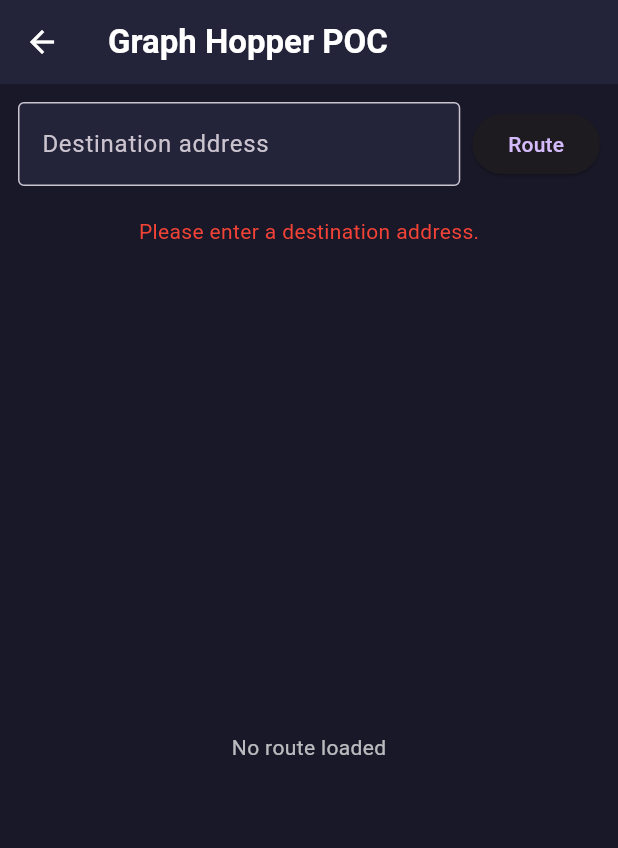
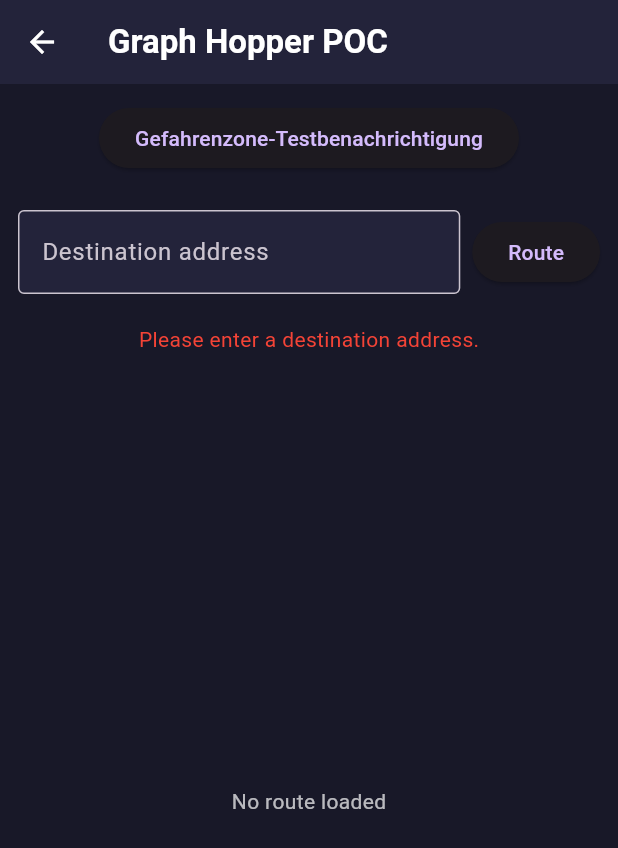
Before and after one commit to gitoak/vru_safety_app, a Flutter app: the GraphHopperPocPage screen opened directly, after a tap on "Route", on a phone screen of 412 x 824 dp. Shown: the top 848 px of the screen. Run offline on Flutter 3.47's test engine with Material 3 defaults, Android fonts, the light colour scheme and no system bars; our stand-ins replace equatable, flutter_bloc, flutter_local_notifications, flutter_map, geolocator, latlong2 and 1 more.

Commit message:
changes in warnsystem

```diff
--- /dev/null
+++ b/lib/pages/danger_zone_alert_system.dart
@@ -0,0 +1,191 @@
+import 'package:flutter/material.dart';
+import 'package:latlong2/latlong.dart';
+import 'package:geolocator/geolocator.dart';
+import 'package:flutter_local_notifications/flutter_local_notifications.dart';
+import 'package:vibration/vibration.dart';
+import 'dart:convert';
+import 'package:http/http.dart' as http;
+import 'dart:typed_data';
+
+class DangerZoneAlertSystem extends StatefulWidget {
+  final List<List<LatLng>> dangerousPolygons;
+  const DangerZoneAlertSystem({Key? key, required this.dangerousPolygons})
+    : super(key: key);
+
+  @override
+  State<DangerZoneAlertSystem> createState() => _DangerZoneAlertSystemState();
+}
+
+class _DangerZoneAlertSystemState extends State<DangerZoneAlertSystem> {
+  bool _alerted = false;
+  FlutterLocalNotificationsPlugin? _notifications;
+
+  @override
+  void initState() {
+    super.initState();
+    _initializeAndRequestPermissions();
+    _startLocationMonitoring();
+  }
+
+  Future<void> _initializeAndRequestPermissions() async {
+    _notifications = FlutterLocalNotificationsPlugin();
+    const android = AndroidInitializationSettings('@mipmap/ic_launcher');
+    const ios = DarwinInitializationSettings();
+    await _notifications!.initialize(
+      const InitializationSettings(android: android, iOS: ios),
+    );
+    // Create notification channel with vibration and sound (Android)
+    await _notifications!
+        .resolvePlatformSpecificImplementation<
+          AndroidFlutterLocalNotificationsPlugin
+        >()
+        ?.createNotificationChannel(
+          AndroidNotificationChannel(
+            'danger_zone',
+            'Gefahrenzonen',
+            description: 'Warnungen bei Annäherung an Gefahrenzonen',
+            importance: Importance.max,
+            playSound: true,
+            enableVibration: true,
+            vibrationPattern: Int64List.fromList([0, 500, 200, 500]),
+            showBadge: true,
+          ),
+        );
+    // Request notification permission (iOS)
+    final iosImplementation = _notifications!
+        .resolvePlatformSpecificImplementation<
+          IOSFlutterLocalNotificationsPlugin
+        >();
+    if (iosImplementation != null) {
+      await iosImplementation.requestPermissions(
+        alert: true,
+        badge: true,
+        sound: true,
+      );
+    }
+    // Request location permission
+    await Geolocator.requestPermission();
+  }
+
+  void _showDangerNotification() async {
+    if (_notifications == null) {
+      debugPrint('Notifications plugin not initialized');
+      return;
+    }
+    try {
+      debugPrint('Attempting to show danger notifications...');
+      // Main warning notification
+      await _notifications!.show(
+        0,
+        'Warnung: Gefahrenzone',
+        'Sie befinden sich in der Nähe einer Gefahrenzone!',
+        NotificationDetails(
+          android: AndroidNotificationDetails(
+            'danger_zone',
+            'Gefahrenzonen',
+            channelDescription: 'Warnungen bei Annäherung an Gefahrenzonen',
+            importance: Importance.max,
+            priority: Priority.high,
+            playSound: true,
+            enableVibration: true,
+            vibrationPattern: Int64List.fromList([0, 500, 200, 500]),
+            ticker: 'Gefahrenzone',
+          ),
+          iOS: DarwinNotificationDetails(presentSound: true),
+        ),
+      );
+      debugPrint('First notification sent');
+      // Additional attention notification
+      await _notifications!.show(
+        1,
+        'Achtung',
+        'Sie sind in der Nähe einer Gefahrenzone, bitte seien Sie aufmerksam!',
+        NotificationDetails(
+          android: AndroidNotificationDetails(
+            'danger_zone',
+            'Gefahrenzonen',
+            channelDescription: 'Warnungen bei Annäherung an Gefahrenzonen',
+            importance: Importance.max,
+            priority: Priority.high,
+            playSound: true,
+            enableVibration: true,
+            vibrationPattern: Int64List.fromList([0, 500, 200, 500]),
+            ticker: 'Gefahrenzone',
+          ),
+          iOS: DarwinNotificationDetails(presentSound: true),
+        ),
+      );
+      debugPrint('Second notification sent');
+      if (await Vibration.hasVibrator()) {
+        Vibration.vibrate(pattern: [0, 500, 200, 500]);
+      }
+      // Show a SnackBar as a fallback to confirm the button works
+      if (mounted) {
+        ScaffoldMessenger.of(context).showSnackBar(
+          const SnackBar(content: Text('Testbenachrichtigung ausgelöst (siehe Debug-Konsole)')),
+        );
+      }
+    } catch (e) {
+      debugPrint('Notification error: $e');
+      if (mounted) {
+        ScaffoldMessenger.of(context).showSnackBar(
+          SnackBar(content: Text('Fehler beim Senden der Benachrichtigung: $e')),
+        );
+      }
+    }
+  }
+
+  void _startLocationMonitoring() async {
+    Geolocator.getPositionStream(
+      locationSettings: const LocationSettings(
+        accuracy: LocationAccuracy.high,
+        distanceFilter: 5,
+      ),
+    ).listen((Position pos) async {
+      final user = LatLng(pos.latitude, pos.longitude);
+      // Call external API to check if user should be warned (GET version)
+      final shouldWarn = await _checkShouldWarn(user);
+      if (shouldWarn && !_alerted) {
+        _alerted = true;
+        _showDangerNotification();
+      } else if (!shouldWarn) {
+        _alerted = false;
+      }
+    });
+  }
+
+  Future<bool> _checkShouldWarn(LatLng user) async {
+    try {
+      final resp = await http.get(
+        Uri.parse(
+          'https://vruapi.jannik.dev/coordinate?coord=${user.latitude},${user.longitude}',
+        ),
+      );
+      if (resp.statusCode == 200) {
+        final data = jsonDecode(resp.body);
+        // Expecting { warn: true/false } from API
+        return data['warn'] == true;
+      }
+    } catch (e) {
+      debugPrint('Warning API error: $e');
+    }
+    return false;
+  }
+
+  void _simulateDanger() {
+    _showDangerNotification();
+  }
+
+  @override
+  Widget build(BuildContext context) {
+    return Padding(
+      padding: const EdgeInsets.all(8.0),
+      child: ElevatedButton(
+        onPressed: _simulateDanger,
+        child: const Text('Gefahrenzone-Testbenachrichtigung'),
+      ),
+    );
+  }
+}
+
+// NOTE: If you have previously installed the app, you may need to uninstall and reinstall it to reset the notification channel settings on Android.
--- a/lib/pages/graph_hopper_poc_page.dart
+++ b/lib/pages/graph_hopper_poc_page.dart
@@ -4,6 +4,7 @@
 import 'package:http/http.dart' as http;
 import 'package:latlong2/latlong.dart';
 import 'package:geolocator/geolocator.dart';
+import './danger_zone_alert_system.dart';
 
 class GraphHopperPocPage extends StatefulWidget {
   const GraphHopperPocPage({super.key});
@@ -17,7 +18,6 @@
   bool _loading = false;
   String? _error;
   LatLng? _userPosition;
-  String _destinationAddress = '';
   LatLng? _destinationPosition;
   final TextEditingController _addressController = TextEditingController();
   List<String> _suggestions = [];
@@ -224,7 +224,6 @@
                 if (_instructions.isNotEmpty)
                   StatefulBuilder(
                     builder: (context, setBarState) {
-                      // Use a local variable to track expansion
                       return Column(
                         crossAxisAlignment: CrossAxisAlignment.stretch,
                         children: [
@@ -235,6 +234,20 @@
                       );
                     },
                   ),
+                Padding(
+                  padding: const EdgeInsets.symmetric(horizontal: 12.0, vertical: 4.0),
+                  child: DangerZoneAlertSystem(
+                    dangerousPolygons: [
+                      [
+                        LatLng(49.010, 12.098),
+                        LatLng(49.019, 12.098),
+                        LatLng(49.019, 12.102),
+                        LatLng(49.010, 12.102),
+                        LatLng(49.010, 12.098),
+                      ],
+                    ],
+                  ),
+                ),
                 Padding(
                   padding: const EdgeInsets.all(12.0),
                   child: Column(
@@ -287,7 +300,6 @@
                                     overflow: TextOverflow.ellipsis,
                                   ),
                                   tileColor: Colors.transparent,
-                                  hoverColor: Theme.of(context).colorScheme.primary.withOpacity(0.15),
                                   shape: RoundedRectangleBorder(
                                     borderRadius: BorderRadius.circular(6),
                                   ),
--- a/pubspec.yaml
+++ b/pubspec.yaml
@@ -39,6 +39,8 @@
   flutter_map: ^8.1.1
   latlong2: ^0.9.1
   geolocator: ^14.0.0
+  flutter_local_notifications: ^19.2.1
+  vibration: ^3.1.3
 
 dev_dependencies:
   flutter_test:
```
Also changed, not shown: pubspec.lock, 2 other files.
